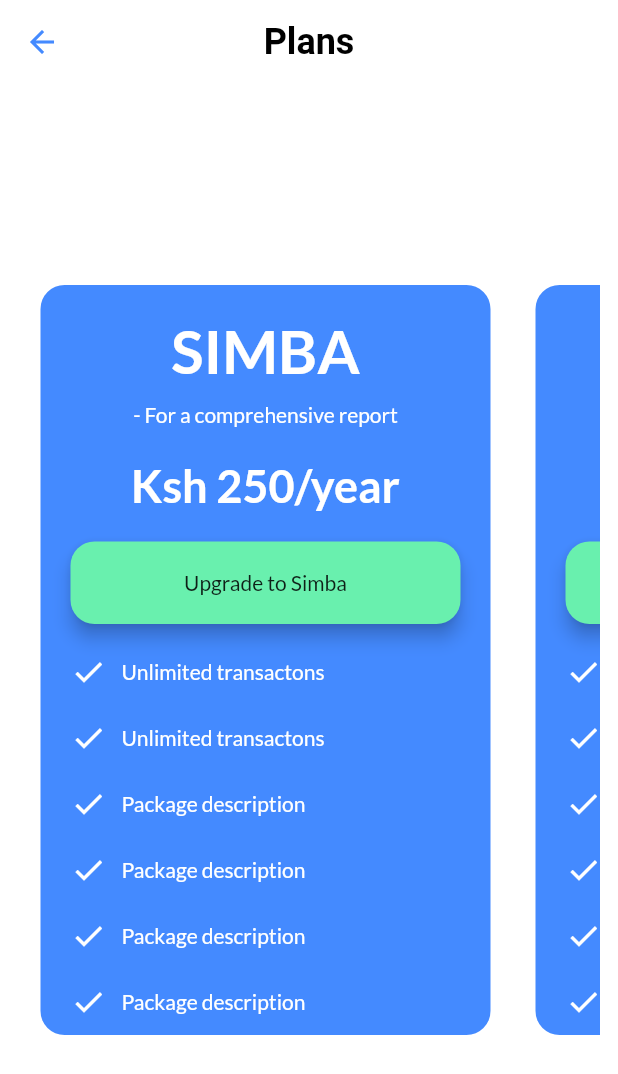
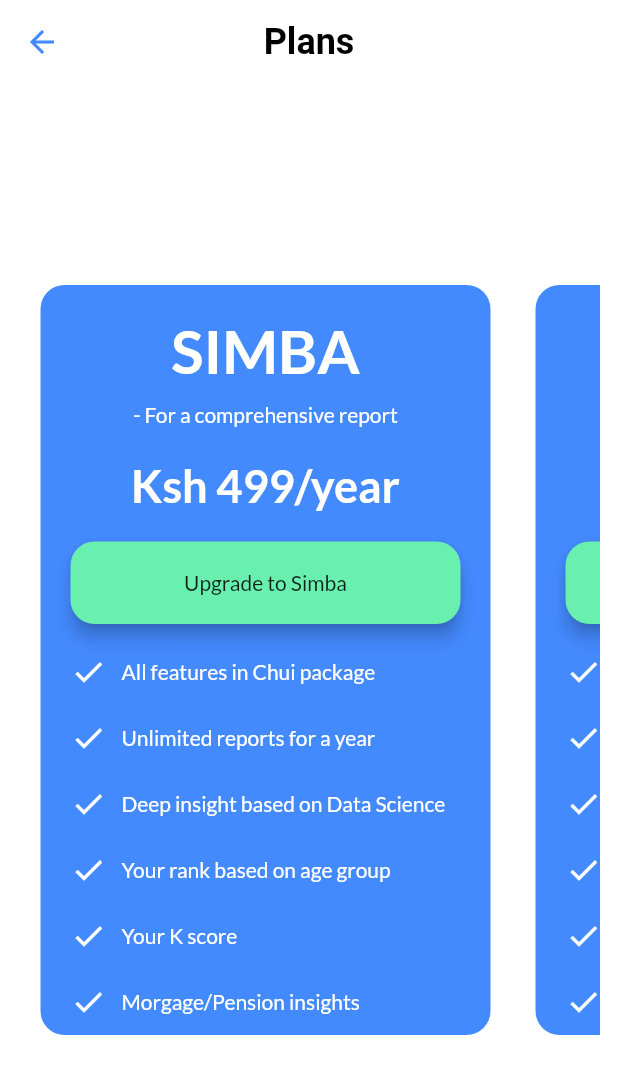
Before and after one commit to CarltonK/kweli-score, a Flutter app: the HomePage screen opened directly, scrolled down 189 dp, after a tap on "Upgrade my Report", on a phone screen of 412 x 824 dp. Shown: the top 1074 px of the screen. Run offline on Flutter 3.47's test engine with Material 2 defaults, Android fonts, the phone set to English and light mode, and no system bars; our stand-ins replace firebase_analytics, firebase_core, firebase_crashlytics, firebase_messaging, flutter_spinkit, fluttertoast and 1 more; accounts and stored records are empty.

```diff
--- a/lib/screens/home/home_screen.dart
+++ b/lib/screens/home/home_screen.dart
@@ -1,7 +1,8 @@
 import 'package:flutter/material.dart';
-import 'package:google_fonts/google_fonts.dart';
-import 'package:kweliscore/screens/packages/package.dart';
-import 'package:kweliscore/utilities/constants.dart';
+import 'package:kweliscore/screens/screens.dart';
+import 'package:kweliscore/utilities/utilities.dart';
+import 'package:kweliscore/widgets/scrollable_sheet.dart';
+import 'package:kweliscore/widgets/widgets.dart';
 
 class HomePage extends StatelessWidget {
   @override
@@ -40,7 +41,16 @@ class HomePage extends StatelessWidget {
               crossAxisAlignment: CrossAxisAlignment.start,
               children: [
                 Column(
-                  children: [Text('AVG'), Text('62')],
+                  children: [
+                    Text(
+                      'AVG',
+                      style: TextStyle(color: Colors.white, fontSize: 20),
+                    ),
+                    Text('62',
+                        style: TextStyle(
+                          color: Colors.white,
+                        ))
+                  ],
                 ),
                 Container(
                   height: 140,
@@ -54,93 +64,39 @@ class HomePage extends StatelessWidget {
                       )),
                   child: Column(
                     mainAxisAlignment: MainAxisAlignment.center,
-                    children: [Text('KweliScore'), Text('84')],
+                    children: [
+                      Text(
+                        'KweliScore',
+                        style: TextStyle(color: Colors.white, fontSize: 20),
+                      ),
+                      Text(
+                        '84',
+                        style: TextStyle(
+                          color: Colors.white,
+                        ),
+                      )
+                    ],
                   ),
                 ),
                 Column(
-                  children: [Text('BEST'), Text('88')],
+                  children: [
+                    Text(
+                      'BEST',
+                      style: TextStyle(color: Colors.white, fontSize: 20),
+                    ),
+                    Text(
+                      '88',
+                      style: TextStyle(
+                        color: Colors.white,
+                      ),
+                    )
+                  ],
                 ),
               ],
             ),
           ),
-
           //Draggable Scrollable Sheet
-          DraggableScrollableSheet(
-              initialChildSize: 0.5,
-              minChildSize: 0.13,
-              maxChildSize: 0.9,
-              builder:
-                  (BuildContext context, ScrollController scrollController) {
-                return Container(
-                  // controller: scrollController,
-                  padding: EdgeInsets.all(20),
-                  width: MediaQuery.of(context).size.width,
-                  decoration: BoxDecoration(
-                      color: Colors.white,
-                      borderRadius: BorderRadius.only(
-                          topLeft: Radius.circular(16),
-                          topRight: Radius.circular(16))),
-                  child: SingleChildScrollView(
-                    child: Column(
-                      children: [
-                        Container(
-                          height: 7,
-                          width: 100,
-                          color: Colors.grey,
-                        ),
-                        Row(
-                          mainAxisAlignment: MainAxisAlignment.spaceBetween,
-                          children: [
-                            Text(
-                              'Credit History',
-                              style: Constants.boldHeadlineStyle,
-                            ),
-                            Icon(Icons.more_vert)
-                          ],
-                        ),
-                        SizedBox(
-                          height: 20,
-                        ),
-                        Text(
-                          'A snapshot of your credit lifetime giving you an overview of what lenders see',
-                          style: Constants.blackBoldNormal,
-                        ),
-                        SizedBox(height: 10),
-                        Container(
-                          child: Image.asset('assets/images/data1.png'),
-                        ),
-                        SizedBox(
-                          height: 20,
-                        ),
-                        Text(
-                          'A summary of the users transactions giving the user an overview of their spending',
-                          style: Constants.blackBoldNormal,
-                        ),
-                        SizedBox(
-                          height: 20,
-                        ),
-                        MaterialButton(
-                            elevation: 5,
-                            height: 55,
-                            minWidth: MediaQuery.of(context).size.width,
-                            color: Colors.greenAccent,
-                            shape: RoundedRectangleBorder(
-                              borderRadius: BorderRadius.circular(16),
-                            ),
-                            child: Text(
-                              'Upgrade my Report',
-                            ),
-                            onPressed: () {
-                              Navigator.push(
-                                  context,
-                                  MaterialPageRoute(
-                                      builder: (context) => Package()));
-                            })
-                      ],
-                    ),
-                  ),
-                );
-              })
+          ScrollableSheet(),
         ],
       ),
     );
--- a/lib/screens/packages/package.dart
+++ b/lib/screens/packages/package.dart
@@ -64,7 +64,7 @@ class Package extends StatelessWidget {
                       height: 20,
                     ),
                     Text(
-                      'Ksh 250/year',
+                      'Ksh 499/year',
                       style: TextStyle(
                         color: Colors.white,
                         fontWeight: FontWeight.bold,
@@ -85,7 +85,12 @@ class Package extends StatelessWidget {
                         child: Text(
                           'Upgrade to Simba',
                         ),
-                        onPressed: () {}),
+                        onPressed: () {
+                          Navigator.push(
+                              context,
+                              MaterialPageRoute(
+                                  builder: (context) => IntroOne()));
+                        }),
                     SizedBox(
                       height: 20,
                     ),
@@ -99,7 +104,7 @@ class Package extends StatelessWidget {
                           width: 10,
                         ),
                         Text(
-                          'Unlimited transactons',
+                          'All features in Chui package',
                           style: TextStyle(color: Colors.white),
                         )
                       ],
@@ -117,7 +122,7 @@ class Package extends StatelessWidget {
                           width: 10,
                         ),
                         Text(
-                          'Unlimited transactons',
+                          'Unlimited reports for a year',
                           style: TextStyle(color: Colors.white),
                         )
                       ],
@@ -135,7 +140,7 @@ class Package extends StatelessWidget {
                           width: 10,
                         ),
                         Text(
-                          'Package description',
+                          'Deep insight based on Data Science',
                           style: TextStyle(color: Colors.white),
                         )
                       ],
@@ -153,7 +158,7 @@ class Package extends StatelessWidget {
                           width: 10,
                         ),
                         Text(
-                          'Package description',
+                          'Your rank based on age group',
                           style: TextStyle(color: Colors.white),
                         )
                       ],
@@ -171,7 +176,7 @@ class Package extends StatelessWidget {
                           width: 10,
                         ),
                         Text(
-                          'Package description',
+                          'Your K score',
                           style: TextStyle(color: Colors.white),
                         )
                       ],
@@ -189,7 +194,7 @@ class Package extends StatelessWidget {
                           width: 10,
                         ),
                         Text(
-                          'Package description',
+                          'Morgage/Pension insights',
                           style: TextStyle(color: Colors.white),
                         )
                       ],
@@ -265,7 +270,7 @@ class Package extends StatelessWidget {
                           width: 10,
                         ),
                         Text(
-                          'Unlimited transactons',
+                          'All features in swara package',
                           style: TextStyle(color: Colors.white),
                         )
                       ],
@@ -283,7 +288,7 @@ class Package extends StatelessWidget {
                           width: 10,
                         ),
                         Text(
-                          'Unlimited transactons',
+                          'Unlimited reports for one month',
                           style: TextStyle(color: Colors.white),
                         )
                       ],
@@ -301,7 +306,7 @@ class Package extends StatelessWidget {
                           width: 10,
                         ),
                         Text(
-                          'Package description',
+                          'Higher level insights',
                           style: TextStyle(color: Colors.white),
                         )
                       ],
@@ -319,7 +324,7 @@ class Package extends StatelessWidget {
                           width: 10,
                         ),
                         Text(
-                          'Package description',
+                          'More visual representation of data',
                           style: TextStyle(color: Colors.white),
                         )
                       ],
@@ -337,7 +342,7 @@ class Package extends StatelessWidget {
                           width: 10,
                         ),
                         Text(
-                          'Package description',
+                          'Individual analysis per extraction',
                           style: TextStyle(color: Colors.white),
                         )
                       ],
@@ -355,7 +360,7 @@ class Package extends StatelessWidget {
                           width: 10,
                         ),
                         Text(
-                          'Package description',
+                          'Download PDF',
                           style: TextStyle(color: Colors.white),
                         )
                       ],
--- a/lib/screens/screens.dart
+++ b/lib/screens/screens.dart
@@ -3,10 +3,11 @@ export 'Authentication/login_screen.dart';
 export 'Authentication/signup_screen.dart';
 export 'Authentication/forgotpassword_screen.dart';
 export 'Authentication/main_authentication.dart';
+export 'Authentication/intro_screens.dart';
+export 'Authentication/otp.dart';
 
 // Package
 export 'packages/package.dart';
-export 'packages/free_package.dart';
 
 // Home
 export 'home/home_screen.dart';
--- /dev/null
+++ b/lib/widgets/scrollable_sheet.dart
@@ -0,0 +1,85 @@
+import 'package:flutter/material.dart';
+import 'package:kweliscore/screens/screens.dart';
+import 'package:kweliscore/utilities/utilities.dart';
+
+class ScrollableSheet extends StatelessWidget {
+  @override
+  Widget build(BuildContext context) {
+    return DraggableScrollableSheet(
+        initialChildSize: 0.5,
+        minChildSize: 0.13,
+        maxChildSize: 0.9,
+        builder: (BuildContext context, ScrollController scrollController) {
+          return Container(
+            padding: EdgeInsets.all(20),
+            width: MediaQuery.of(context).size.width,
+            decoration: BoxDecoration(
+                color: Colors.white,
+                borderRadius: BorderRadius.only(
+                    topLeft: Radius.circular(16),
+                    topRight: Radius.circular(16))),
+            child: SingleChildScrollView(
+              controller: scrollController,
+              child: Column(
+                children: [
+                  Container(
+                    height: 7,
+                    width: 100,
+                    decoration: BoxDecoration(
+                      color: Colors.grey,
+                      borderRadius: BorderRadius.circular(16),
+                    ),
+                  ),
+                  Row(
+                    mainAxisAlignment: MainAxisAlignment.spaceBetween,
+                    children: [
+                      Text(
+                        'Credit History',
+                        style: Constants.boldHeadlineStyle,
+                      ),
+                      Icon(Icons.more_vert)
+                    ],
+                  ),
+                  SizedBox(
+                    height: 20,
+                  ),
+                  Text(
+                    'A snapshot of your credit lifetime giving you an overview of what lenders see',
+                    style: Constants.blackBoldNormal,
+                  ),
+                  SizedBox(height: 10),
+                  Container(
+                    child: Image.asset('assets/images/data1.png'),
+                  ),
+                  SizedBox(
+                    height: 20,
+                  ),
+                  Text(
+                    'A summary of the users transactions giving the user an overview of their spending',
+                    style: Constants.blackBoldNormal,
+                  ),
+                  SizedBox(
+                    height: 20,
+                  ),
+                  MaterialButton(
+                      elevation: 5,
+                      height: 55,
+                      minWidth: MediaQuery.of(context).size.width,
+                      color: Colors.greenAccent,
+                      shape: RoundedRectangleBorder(
+                        borderRadius: BorderRadius.circular(16),
+                      ),
+                      child: Text(
+                        'Upgrade my Report',
+                      ),
+                      onPressed: () {
+                        Navigator.push(context,
+                            MaterialPageRoute(builder: (context) => Package()));
+                      })
+                ],
+              ),
+            ),
+          );
+        });
+  }
+}
--- a/lib/widgets/widgets.dart
+++ b/lib/widgets/widgets.dart
@@ -3,6 +3,7 @@ export 'social_sign_in_button.dart';
 export 'info_dialog.dart';
 export 'file_upload.dart';
 export 'notification_badge.dart';
+export 'scrollable_sheet.dart';
 
 // Global
 export 'global/global_loader.dart';
```
Also changed, not shown: lib/screens/Authentication/intro_screens.dart (added, +118 -0 lines), lib/screens/Authentication/otp.dart (added, +92 -0 lines), lib/screens/packages/free_package.dart (deleted, +0 -125 lines), assets/images/otp.png (added).
